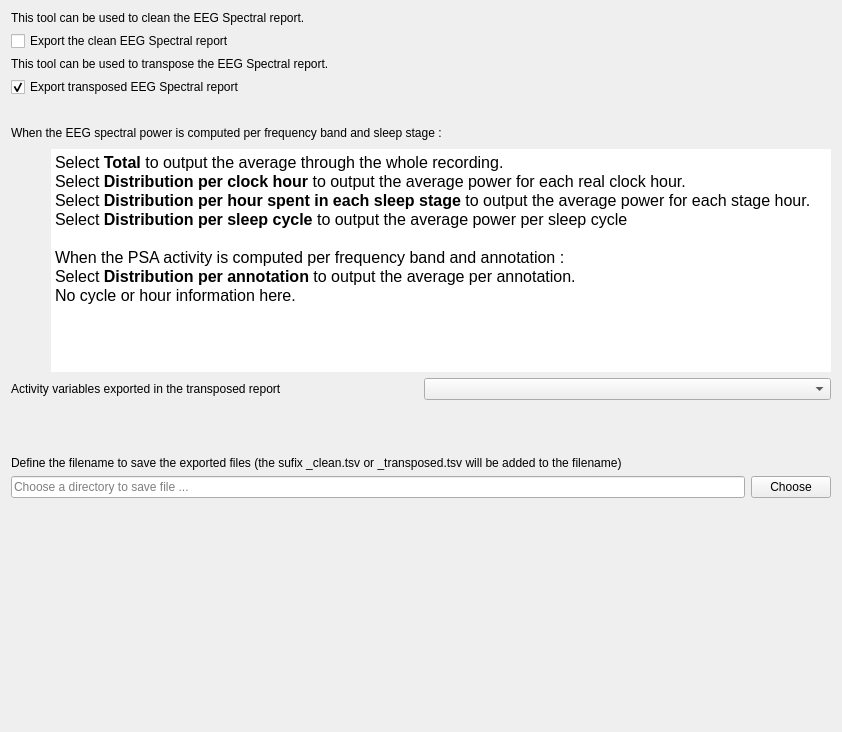
This is tools/CEAMSTools/PSACohortReview/OutputFileStep/Ui_OutputFileStep.ui in SnoozToolbox/snooz-package-ceams as Qt 5 draws it before an edit. The edited form follows.
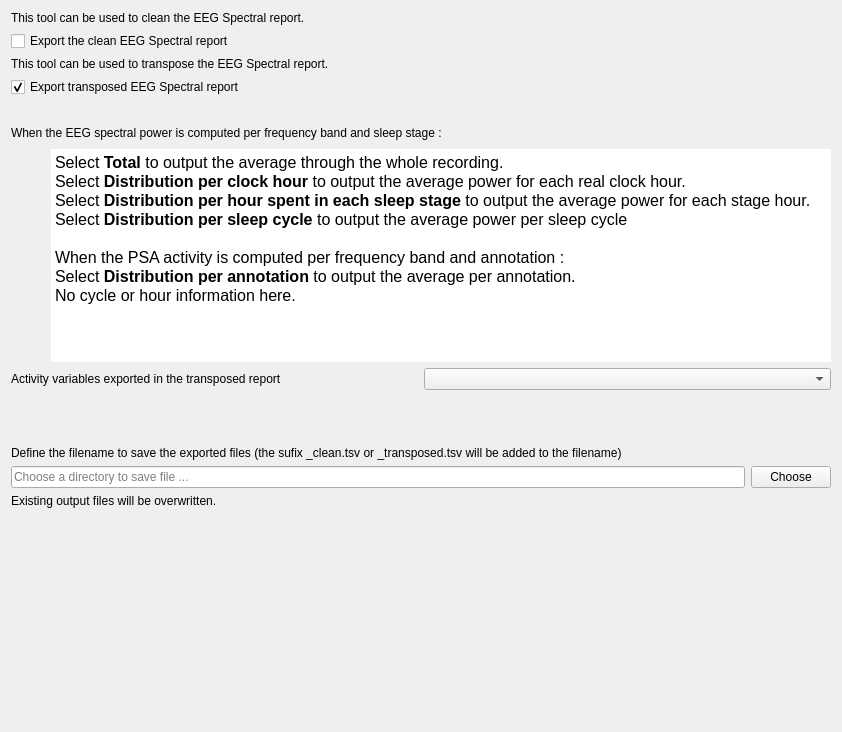
This is the edited form.

What changed in the file:
```diff
--- a/tools/CEAMSTools/PSACohortReview/OutputFileStep/Ui_OutputFileStep.ui
+++ b/tools/CEAMSTools/PSACohortReview/OutputFileStep/Ui_OutputFileStep.ui
@@ -275,6 +275,13 @@
      </item>
     </layout>
    </item>
+   <item>
+    <widget class="QLabel" name="label_5">
+     <property name="text">
+      <string>Existing output files will be overwritten.</string>
+     </property>
+    </widget>
+   </item>
    <item>
     <spacer name="verticalSpacer_3">
      <property name="orientation">
```
